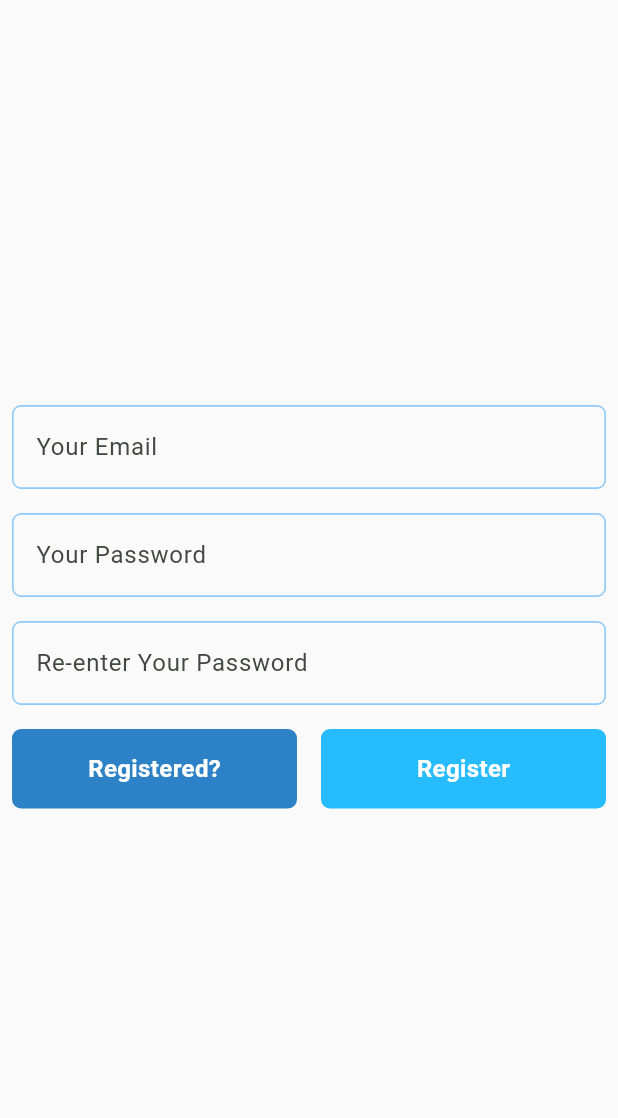
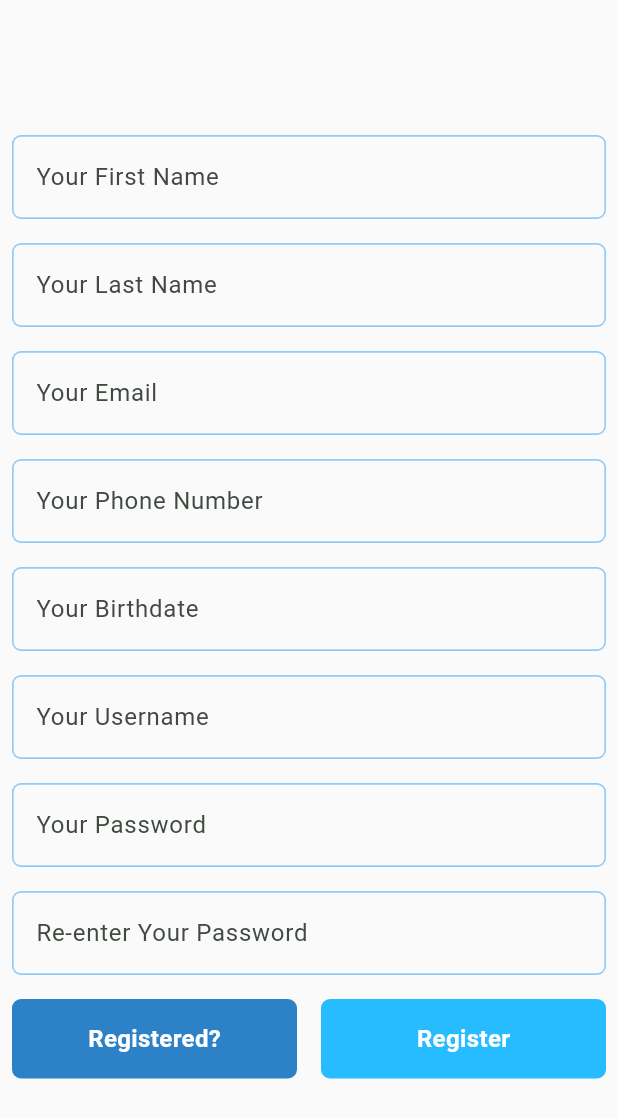
Before and after one commit to DoniaMetwalli/Hospital-System, a Flutter app: the RegisterPage screen opened directly, on a phone screen of 412 x 824 dp. Shown: the top 1118 px of the screen. Run offline on Flutter 3.47's test engine with Material 2 defaults, Android fonts, the phone set to English and light mode, and no system bars; our stand-ins replace dio, hive_flutter; accounts and stored records are empty; network calls fail.

Commit message:
upgrade pub +  login page work :)

```diff
--- a/Frontend/lib/components/home_page/upcoming_appoinment_card.dart
+++ b/Frontend/lib/components/home_page/upcoming_appoinment_card.dart
@@ -1,7 +1,4 @@
-import 'dart:js';
-
 import 'package:flutter/material.dart';
-import 'package:hemodialysis_csci305/pages/home_page.dart';
 
 import '../../backend/shared_variables.dart';
 
@@ -34,6 +31,7 @@ Future<dynamic> upcomingAppoinmentAlert(Map<String, dynamic> appointmentsList,Bu
     context: context,
     builder: (context) => AlertDialog(
       title: const Text("Details"),
+
       actions: [
         TextButton(
           onPressed: () => close(context),
--- a/Frontend/lib/components/login/text_field.dart
+++ b/Frontend/lib/components/login/text_field.dart
@@ -28,3 +28,38 @@ class LoginTextField extends StatelessWidget {
     );
   }
 }
+
+class RegisterTextField extends StatelessWidget {
+  final TextEditingController controller;
+  final String hintText;
+  final bool obscureText;
+  final TextInputType keyboardType;
+  const RegisterTextField(
+      {super.key,
+      required this.controller,
+      required this.hintText,
+      required this.obscureText,
+      required this.keyboardType});
+
+  @override
+  Widget build(BuildContext context) {
+    return Padding(
+      padding: const EdgeInsets.fromLTRB(8, 0, 8, 16),
+      child: TextField(
+        keyboardType: keyboardType,
+        controller: controller,
+        obscureText: obscureText,
+        decoration: InputDecoration(
+            enabledBorder: OutlineInputBorder(
+              borderSide: BorderSide(color: Colors.blue.shade200, width: 1.1),
+              borderRadius: BorderRadius.circular(6),
+            ),
+            focusedBorder: OutlineInputBorder(
+              borderSide: const BorderSide(color: Color.fromARGB(255, 20, 137, 255), width: 1.1),
+              borderRadius: BorderRadius.circular(6),
+            ),
+            hintText: hintText),
+      ),
+    );
+  }
+}
--- a/Frontend/lib/pages/login_page.dart
+++ b/Frontend/lib/pages/login_page.dart
@@ -49,9 +49,8 @@ class _LoginPageState extends State<LoginPage> {
                     color: const Color.fromARGB(255, 39, 187, 255),
                     pressFunction: () async {
                       if (user.text.trim().isNotEmpty && password.text.trim().isNotEmpty) {
-                        loadingIndecator();
+                        loadingIndecatorContext(context);
                         final result = await login(username: user.text, password: password.text);
-                        //  Output : [200, {user_id: 1000002, firstName: sesame, lastName: 1, email: sesame1@potato.com, phone_number: 01020304060, birthdate: 2021-01-17, gender: m}]
                         if (result[0] == 200) {
                           isLoged = true;
                           widget.loged();
--- a/Frontend/lib/pages/register_page.dart
+++ b/Frontend/lib/pages/register_page.dart
@@ -11,6 +11,8 @@ class RegisterPage extends StatefulWidget {
 }
 
 class _RegisterPageState extends State<RegisterPage> {
+  final firstName = TextEditingController();
+  final lastName = TextEditingController();
   final email = TextEditingController();
 
   final password = TextEditingController();
@@ -26,12 +28,52 @@ class _RegisterPageState extends State<RegisterPage> {
         body: Column(
           mainAxisAlignment: MainAxisAlignment.center,
           children: [
-            LoginTextField(hintText: "Your Email", obscureText: false, controller: email),
-            LoginTextField(hintText: "Your Password", obscureText: true, controller: password),
-            LoginTextField(
-                hintText: "Re-enter Your Password",
-                obscureText: true,
-                controller: passwordConfirmation),
+            RegisterTextField(
+              hintText: "Your First Name",
+              obscureText: false,
+              controller: email,
+              keyboardType: TextInputType.name,
+            ),
+            RegisterTextField(
+              hintText: "Your Last Name",
+              obscureText: false,
+              controller: email,
+              keyboardType: TextInputType.name,
+            ),
+            RegisterTextField(
+              hintText: "Your Email",
+              obscureText: false,
+              controller: email,
+              keyboardType: TextInputType.emailAddress,
+            ),
+            RegisterTextField(
+                hintText: "Your Phone Number",
+                obscureText: false,
+                controller: email,
+                keyboardType: TextInputType.phone),
+            RegisterTextField(
+                hintText: "Your Birthdate",
+                obscureText: false,
+                controller: email,
+                keyboardType: TextInputType.datetime),
+            RegisterTextField(
+              hintText: "Your Username",
+              obscureText: true,
+              controller: password,
+              keyboardType: TextInputType.name,
+            ),
+            RegisterTextField(
+              hintText: "Your Password",
+              obscureText: true,
+              controller: password,
+              keyboardType: TextInputType.name,
+            ),
+            RegisterTextField(
+              hintText: "Re-enter Your Password",
+              obscureText: true,
+              controller: passwordConfirmation,
+              keyboardType: TextInputType.name,
+            ),
             Row(
               children: [
                 Flexible(
```
Also changed, not shown: Frontend/pubspec.lock.
